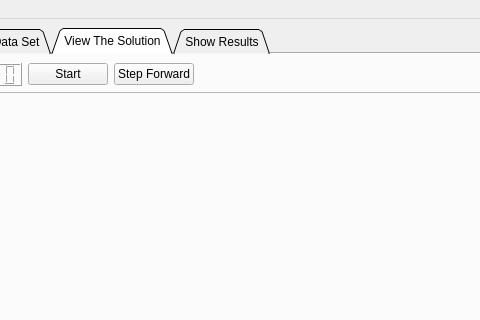
The window that windows/main_window.ui (mparlaktuna/capraz_sevkiyat2.0) describes before a commit, drawn with Qt 5; both pictures show x 196 to 676 and y 0 to 320 of the 1274 by 896 pixel window.
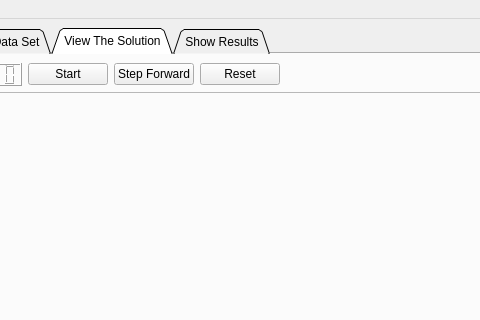
The same window after the commit. Custom widgets are drawn as their Qt base class.

Patch:
```diff
--- a/windows/main_window.ui
+++ b/windows/main_window.ui
@@ -649,6 +649,13 @@
             </property>
            </widget>
           </item>
+          <item>
+           <widget class="QPushButton" name="simulation_reset_button">
+            <property name="text">
+             <string>Reset</string>
+            </property>
+           </widget>
+          </item>
           <item>
            <spacer name="horizontalSpacer">
             <property name="orientation">
```
Left out of the diff: 2 changed lines with no effect on the pictures.
